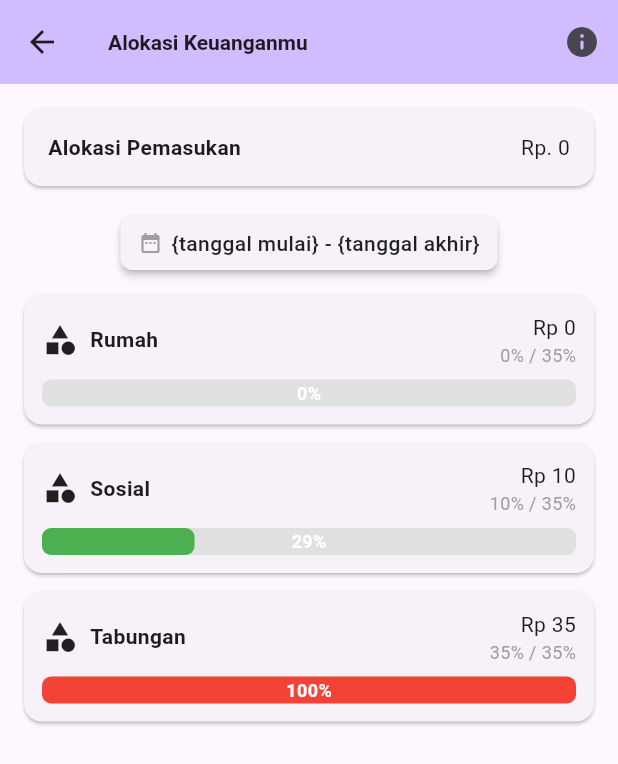
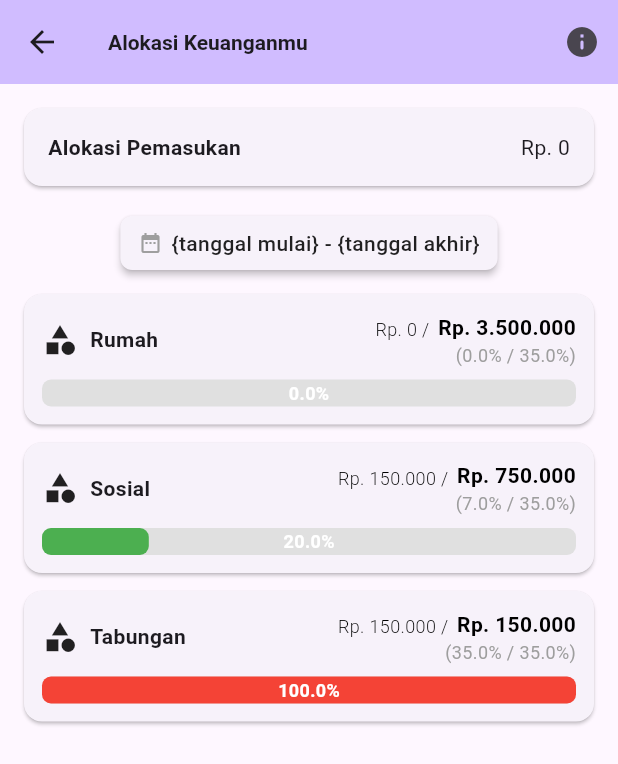
Before and after one commit to thisisjackii/ta_client, a Flutter app: the BudgetingDashboard screen opened by its route, on a phone screen of 412 x 824 dp. Shown: the top 764 px of the screen. Run offline on Flutter 3.47's test engine with Material 3 defaults, Android fonts, the phone set to English and light mode, and no system bars; our stand-ins replace another_xlider, bloc, connectivity_plus, equatable, fl_chart, flutter_bloc and 8 more; missing offline and left inert: flutter_math_fork; accounts and stored records are empty; network calls fail.

Commit message:
[FIX] Budgeting
- Change Budgeting Dashboard's Behavior
- Change Allocation Page Behavior

```diff
--- a/lib/features/budgeting/view/budgeting_dashboard.dart
+++ b/lib/features/budgeting/view/budgeting_dashboard.dart
@@ -23,15 +23,21 @@ class _BudgetingDashboardState extends State<BudgetingDashboard> {
 
   final Map<String, double> allocationValues = {
     '0': 0.0,
-    '1': 10.0,
-    '2': 35.0,
+    '1': 150000.0,
+    '2': 150000.0,
   };
 
   final Map<String, double> allocationTargets = {
-    '0': 0.0,
-    '1': 35.0,
-    '2': 35.0,
+    '0': 3500000.0,
+    '1': 750000.0,
+    '2': 150000.0,
   };
+
+  final NumberFormat currencyFormatter = NumberFormat.currency(
+    locale: 'id_ID',
+    symbol: 'Rp. ',
+    decimalDigits: 0,
+  );
 
   @override
   Widget build(BuildContext context) {
@@ -103,17 +109,22 @@ class _BudgetingDashboardState extends State<BudgetingDashboard> {
               final data = allocationData[index];
               final id = data['id']!;
               final title = data['Title']!;
-              final value = allocationValues[id] ?? 0.0;
-              final target = 35.0;
-              final percentage = ((value / target) * 100).toDouble();
+
+              final currentValue = allocationValues[id] ?? 0.0;
+              final targetValue = allocationTargets[id] ?? 0.0;
+              final targetMaxPercent = 35.0;
+
+              final valueRatio = (targetValue == 0.0) ? 0.0 : (currentValue / targetValue);
+              final currentPercentage = targetMaxPercent * valueRatio;
+              final targetPercentage = targetMaxPercent;
 
               final subItems = ['Expense 1', 'Expense 2', 'Expense 3', 'Expense 4'];
               final selectedSubItems = selectedSubExpenses[id] ?? <String>{};
               final isExpanded = expandedCardIds.contains(id);
 
               Color getProgressColor(double percent) {
-                if (percent <= 32) return Colors.green;
-                if (percent <= 65) return Colors.orange;
+                if (percent <= targetMaxPercent * 0.32) return Colors.green;
+                if (percent <= targetMaxPercent * 0.65) return Colors.orange;
                 return Colors.red;
               }
 
@@ -121,7 +132,7 @@ class _BudgetingDashboardState extends State<BudgetingDashboard> {
                 key: Key(id),
                 direction: DismissDirection.horizontal,
                 confirmDismiss: (direction) async {
-                  if (percentage > 0) {
+                  if (valueRatio > 0) {
                     ScaffoldMessenger.of(context).showSnackBar(
                       SnackBar(content: Text("Alokasi '$title' tidak bisa dihapus karena masih memiliki persentase.")),
                     );
@@ -187,9 +198,32 @@ class _BudgetingDashboardState extends State<BudgetingDashboard> {
                               Column(
                                 crossAxisAlignment: CrossAxisAlignment.end,
                                 children: [
-                                  Text('Rp ${value.toStringAsFixed(0)}'),
-                                  Text('${value.toStringAsFixed(0)}% / ${target.toStringAsFixed(0)}%',
-                                      style: const TextStyle(fontSize: 12, color: Colors.grey)),
+                                  Row(
+                                    mainAxisSize: MainAxisSize.min,
+                                    crossAxisAlignment: CrossAxisAlignment.end,
+                                    children: [
+                                      Text(
+                                        '${currencyFormatter.format(currentValue)} /',
+                                        style: TextStyle(
+                                          fontSize: 12,
+                                          fontWeight: FontWeight.w300,
+                                          color: Colors.black,
+                                        ),
+                                      ),
+                                      const SizedBox(width: 2),
+                                      Text(
+                                        ' ${currencyFormatter.format(targetValue)}',
+                                        style: const TextStyle(
+                                          fontSize: 14,
+                                          fontWeight: FontWeight.w600,
+                                          color: Colors.black,
+                                        ),
+                                      ),
+                                    ],
+                                  ),
+                                  Text('(${currentPercentage.toStringAsFixed(1)}% / ${targetPercentage.toStringAsFixed(1)}%)',
+                                    style: const TextStyle(fontSize: 12, color: Colors.grey),
+                                  ),
                                 ],
                               ),
                             ],
@@ -199,20 +233,21 @@ class _BudgetingDashboardState extends State<BudgetingDashboard> {
                             alignment: Alignment.center,
                             children: [
                               LinearProgressIndicator(
-                                value: (percentage / 100),
+                                value: valueRatio.clamp(0.0, 1.0),
                                 minHeight: 18,
                                 borderRadius: BorderRadius.circular(6),
                                 backgroundColor: Colors.grey[300],
-                                valueColor: AlwaysStoppedAnimation(getProgressColor(percentage)),
+                                valueColor: AlwaysStoppedAnimation(getProgressColor(currentPercentage)),
                               ),
                               Text(
-                                '${percentage.toStringAsFixed(0)}%',
+                                '${(valueRatio * 100).toStringAsFixed(1)}%',
                                 style: const TextStyle(
                                   fontSize: 12,
                                   fontWeight: FontWeight.bold,
                                   color: Colors.white,
                                 ),
                               ),
+
                             ],
                           ),
 
@@ -229,7 +264,7 @@ class _BudgetingDashboardState extends State<BudgetingDashboard> {
                                     dense: true,
                                     controlAffinity: ListTileControlAffinity.leading,
                                     title: Text(item),
-                                    onChanged: (percentage > 0)
+                                    onChanged: (valueRatio > 0)
                                         ? null // disabled
                                         : (val) {
                                       setState(() {
@@ -247,7 +282,7 @@ class _BudgetingDashboardState extends State<BudgetingDashboard> {
                                 Align(
                                   alignment: Alignment.centerRight,
                                   child: TextButton.icon(
-                                    onPressed: (percentage > 0)
+                                    onPressed: (valueRatio > 0)
                                         ? null // disabled
                                         : () {
                                       debugPrint('Saved selections for $id: ${selectedSubItems.join(', ')}');
@@ -256,7 +291,7 @@ class _BudgetingDashboardState extends State<BudgetingDashboard> {
                                     label: const Text('Save'),
                                   ),
                                 ),
-                                if (percentage > 0)
+                                if (valueRatio > 0)
                                   Padding(
                                     padding: const EdgeInsets.symmetric(vertical: 8),
                                     child: Text(
```
Also changed, not shown: lib/features/budgeting/view/budgeting_allocation_page.dart (+36 -5 lines).
